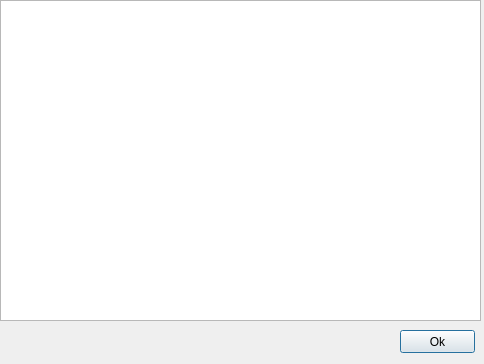
Above: source/src/descriptionwindow.ui from ufopleds/DengueME before the change. Below: the same form after it.
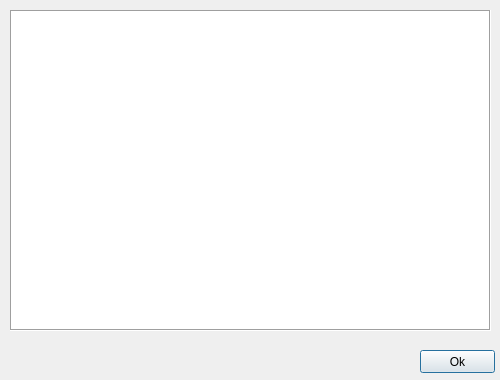
That is the form after the change. Icons and pictures are not drawn.

What changed in the file:
```diff
--- a/source/src/descriptionwindow.ui
+++ b/source/src/descriptionwindow.ui
@@ -6,20 +6,20 @@
    <rect>
     <x>0</x>
     <y>0</y>
-    <width>484</width>
-    <height>364</height>
+    <width>500</width>
+    <height>380</height>
    </rect>
   </property>
   <property name="minimumSize">
    <size>
-    <width>484</width>
-    <height>364</height>
+    <width>500</width>
+    <height>380</height>
    </size>
   </property>
   <property name="maximumSize">
    <size>
-    <width>484</width>
-    <height>364</height>
+    <width>500</width>
+    <height>380</height>
    </size>
   </property>
   <property name="font">
@@ -34,11 +34,14 @@
    <iconset resource="Resource.qrc">
     <normaloff>:/img/Resources/help.png</normaloff>:/img/Resources/help.png</iconset>
   </property>
+  <property name="sizeGripEnabled">
+   <bool>false</bool>
+  </property>
   <widget class="QPushButton" name="pushButton">
    <property name="geometry">
     <rect>
-     <x>400</x>
-     <y>330</y>
+     <x>420</x>
+     <y>350</y>
      <width>75</width>
      <height>23</height>
     </rect>
@@ -50,12 +53,21 @@
   <widget class="QTextBrowser" name="textBrowser">
    <property name="geometry">
     <rect>
-     <x>0</x>
-     <y>0</y>
+     <x>10</x>
+     <y>10</y>
      <width>481</width>
      <height>321</height>
     </rect>
    </property>
+   <property name="autoFillBackground">
+    <bool>false</bool>
+   </property>
+   <property name="frameShape">
+    <enum>QFrame::Box</enum>
+   </property>
+   <property name="frameShadow">
+    <enum>QFrame::Sunken</enum>
+   </property>
   </widget>
  </widget>
  <resources>
```
